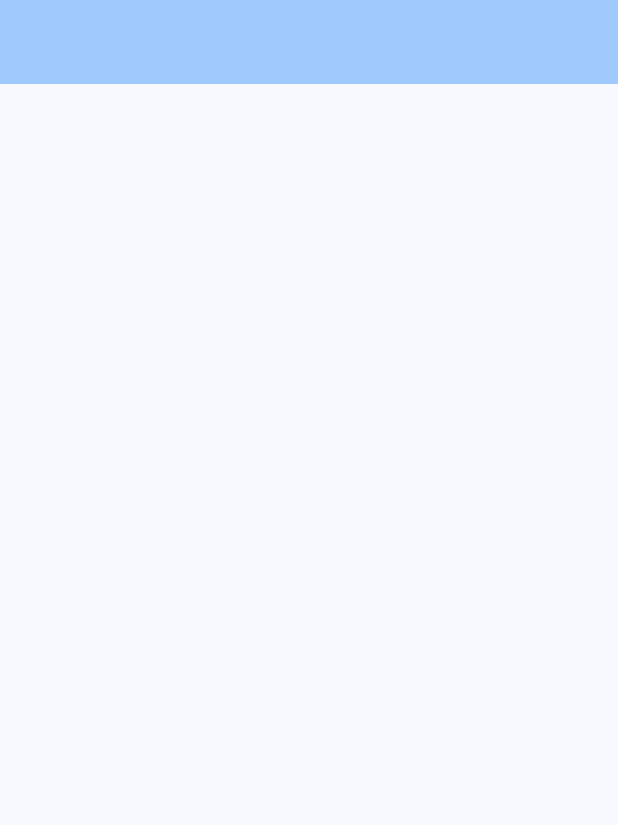
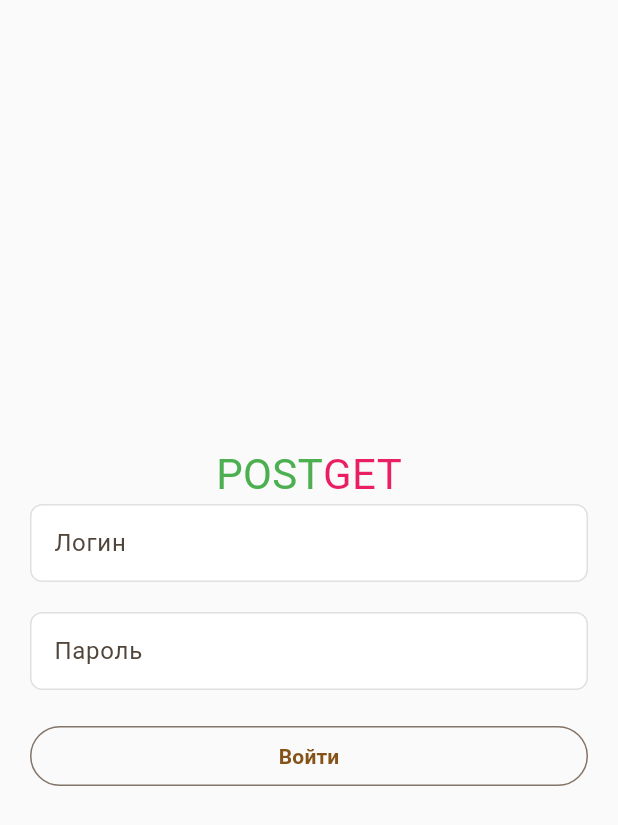
Before and after one commit to xRekTzzJ/postget, a Flutter app: the screen it shows after launch, on a phone screen of 412 x 824 dp. Shown: the top 825 px of the screen. Run offline on Flutter 3.47's test engine with Material 3 defaults, Android fonts, the phone set to English and light mode, and no system bars; our stand-ins replace dio, get_it, injectable.

Commit message:
draft login page

```diff
--- /dev/null
+++ b/mobile/lib/app_theme.dart
@@ -0,0 +1,66 @@
+import 'package:flutter/material.dart';
+
+final baseTheme = ThemeData(
+  useMaterial3: true,
+  colorScheme: ColorScheme.fromSeed(
+    seedColor: Colors.orange,
+    brightness: Brightness.light,
+  ),
+  scaffoldBackgroundColor: Colors.grey[50],
+  appBarTheme: const AppBarTheme(
+    elevation: 0,
+    centerTitle: true,
+    backgroundColor: Colors.transparent,
+    foregroundColor: Colors.black87,
+    titleTextStyle: TextStyle(fontSize: 20, fontWeight: FontWeight.w600),
+  ),
+  textTheme: const TextTheme(
+    bodyLarge: TextStyle(fontSize: 16, fontWeight: FontWeight.w400),
+    bodyMedium: TextStyle(fontSize: 14, fontWeight: FontWeight.w400),
+    labelLarge: TextStyle(fontSize: 14, fontWeight: FontWeight.w600),
+    titleLarge: TextStyle(fontSize: 18, fontWeight: FontWeight.w600),
+  ),
+  elevatedButtonTheme: ElevatedButtonThemeData(
+    style: ElevatedButton.styleFrom(
+      backgroundColor: Colors.orange,
+      foregroundColor: Colors.white,
+      shape: RoundedRectangleBorder(borderRadius: BorderRadius.circular(8)),
+      padding: const EdgeInsets.symmetric(vertical: 14, horizontal: 20),
+      textStyle: const TextStyle(fontSize: 16, fontWeight: FontWeight.w600),
+    ),
+  ),
+  textButtonTheme: TextButtonThemeData(
+    style: TextButton.styleFrom(
+      foregroundColor: Colors.orange,
+      textStyle: const TextStyle(fontSize: 14, fontWeight: FontWeight.w500),
+    ),
+  ),
+  inputDecorationTheme: InputDecorationTheme(
+    filled: true,
+    fillColor: Colors.white,
+    contentPadding: const EdgeInsets.symmetric(vertical: 14, horizontal: 12),
+    border: OutlineInputBorder(
+      borderRadius: BorderRadius.circular(8),
+      borderSide: BorderSide(color: Colors.grey.shade300),
+    ),
+    enabledBorder: OutlineInputBorder(
+      borderRadius: BorderRadius.circular(8),
+      borderSide: BorderSide(color: Colors.grey.shade300),
+    ),
+    focusedBorder: OutlineInputBorder(
+      borderRadius: BorderRadius.circular(8),
+      borderSide: const BorderSide(color: Colors.orange, width: 2),
+    ),
+    hintStyle: TextStyle(color: Colors.grey.shade500),
+  ),
+  cardTheme: CardThemeData(
+    elevation: 2,
+    margin: const EdgeInsets.all(8),
+    shape: RoundedRectangleBorder(borderRadius: BorderRadius.circular(12)),
+  ),
+  dividerTheme: DividerThemeData(
+    color: Colors.grey.shade300,
+    thickness: 1,
+    space: 1,
+  ),
+);
--- a/mobile/lib/main.dart
+++ b/mobile/lib/main.dart
@@ -1,5 +1,7 @@
 import 'package:flutter/material.dart';
+import 'package:mobile/app_theme.dart';
 import 'package:mobile/di/injection.dart';
+import 'package:mobile/screens/login/login.dart';
 
 void main() async {
   await configureDependencies();
@@ -12,9 +14,7 @@ class MyApp extends StatelessWidget {
   Widget build(BuildContext context) {
     return MaterialApp(
       title: 'Flutter Demo',
-      theme: ThemeData(
-        colorScheme: ColorScheme.fromSeed(seedColor: Colors.blue),
-      ),
+      theme: baseTheme,
       home: const MyHomePage(),
     );
   }
@@ -30,11 +30,6 @@ class MyHomePage extends StatefulWidget {
 class _MyHomePageState extends State<MyHomePage> {
   @override
   Widget build(BuildContext context) {
-    return Scaffold(
-      appBar: AppBar(
-        backgroundColor: Theme.of(context).colorScheme.inversePrimary,
-      ),
-      body: Center(),
-    );
+    return Scaffold(body: Login());
   }
 }
--- /dev/null
+++ b/mobile/lib/screens/login/login.dart
@@ -0,0 +1,92 @@
+import 'package:flutter/material.dart';
+import 'package:flutter/widgets.dart';
+
+class Login extends StatelessWidget {
+  const Login({super.key});
+
+  @override
+  Widget build(BuildContext context) {
+    final _formKey = GlobalKey<FormState>();
+    final _passwordController = TextEditingController();
+    final _loginController = TextEditingController();
+
+    final _loginFocus = FocusNode();
+    final _passwordFocus = FocusNode();
+
+    return Center(
+      child: Column(
+        mainAxisAlignment: MainAxisAlignment.center,
+        children: [
+          Row(
+            mainAxisAlignment: MainAxisAlignment.center,
+            children: [
+              Text(
+                "POST",
+                style: TextStyle(color: Colors.green),
+                textScaler: TextScaler.linear(2),
+              ),
+              Text(
+                "GET",
+                style: TextStyle(color: Colors.pink),
+                textScaler: TextScaler.linear(2),
+              ),
+            ],
+          ),
+          Form(
+            key: _formKey,
+            child: Padding(
+              padding: EdgeInsets.only(left: 20, right: 20),
+              child: Column(
+                children: [
+                  TextFormField(
+                    controller: _loginController,
+                    focusNode: _loginFocus,
+                    decoration: InputDecoration(labelText: 'Логин'),
+                    validator: (value) {
+                      if (value == null || value.isEmpty) {
+                        return "Введите логин";
+                      }
+                      return null;
+                    },
+                    onFieldSubmitted: (_) {
+                      FocusScope.of(context).requestFocus(_passwordFocus);
+                    },
+                  ),
+                  Padding(
+                    padding: EdgeInsets.only(top: 20),
+                    child: TextFormField(
+                      obscureText: true,
+                      controller: _passwordController,
+                      focusNode: _passwordFocus,
+                      validator: (value) {
+                        if (value == null || value.isEmpty) {
+                          return "Введите пароль";
+                        }
+                        if (value.length < 6) return "Неверный пароль";
+                        return null;
+                      },
+                      decoration: InputDecoration(labelText: 'Пароль'),
+                    ),
+                  ),
+                  Padding(
+                    padding: EdgeInsets.only(top: 20),
+                    child: SizedBox(
+                      width: double.infinity,
+                      child: OutlinedButton(
+                        onPressed: () => {
+                          if (_formKey.currentState!.validate())
+                            {print('Form is valid')},
+                        },
+                        child: Text("Войти"),
+                      ),
+                    ),
+                  ),
+                ],
+              ),
+            ),
+          ),
+        ],
+      ),
+    );
+  }
+}
```
